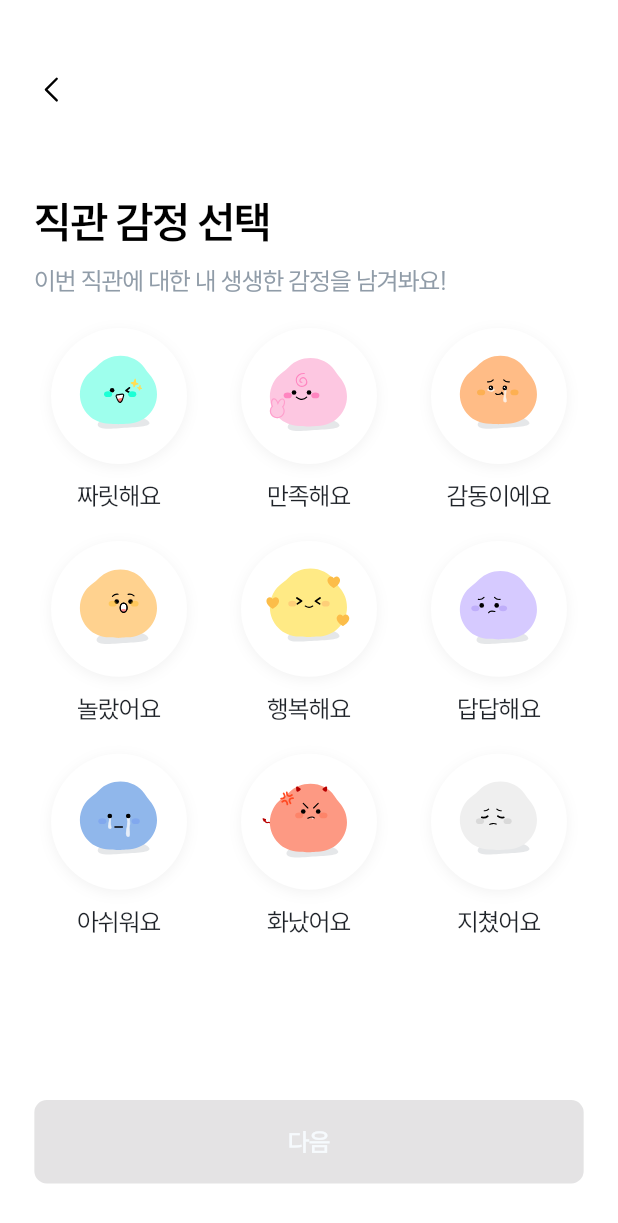
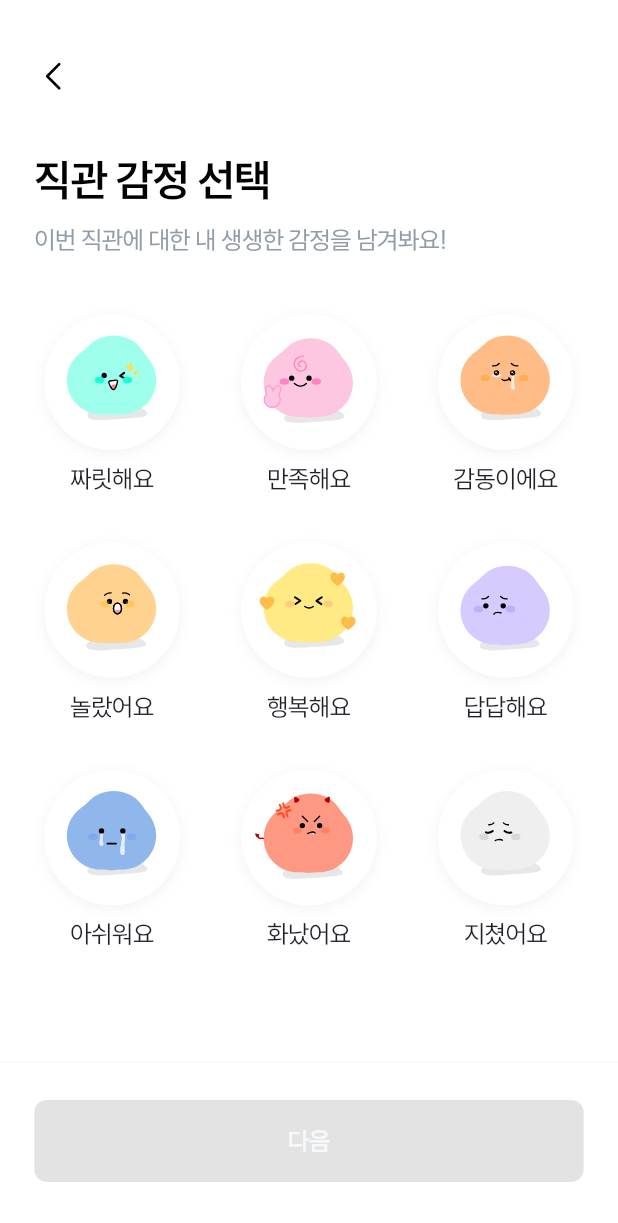
Before and after one commit to SeoHyeRyeong/OF9_frontend, a Flutter app: the EmotionSelectScreen screen opened directly with empty values, on a phone screen of 412 x 824 dp. Shown: the top 1223 px of the screen. Run offline on Flutter 3.47's test engine with Material 3 defaults, Android fonts, the phone set to English and light mode, and no system bars; our stand-ins replace camera, flutter_dotenv, flutter_screenutil, flutter_secure_storage, flutter_svg, image_picker and 2 more; missing offline and left inert: google_mlkit_text_recognition, kakao_flutter_sdk_user; accounts and stored records are empty; project files that could hold a hidden picture were left out.

Commit message:
chore: 이모지 뷰 오버플로우 및 column 기반 수정

```diff
--- a/lib/features/upload/emotion_select_screen.dart
+++ b/lib/features/upload/emotion_select_screen.dart
@@ -6,6 +6,7 @@ import 'package:frontend/theme/app_fonts.dart';
 import 'package:frontend/utils/fixed_text.dart';
 import 'package:frontend/theme/app_imgs.dart';
 import 'package:frontend/features/upload/detail_record_screen.dart';
+import 'package:frontend/features/upload/ticket_info_screen.dart';
 
 class EmotionSelectScreen extends StatefulWidget {
   final String gameId;
@@ -50,80 +51,71 @@ class _EmotionSelectScreenState extends State<EmotionSelectScreen> {
 
   @override
   Widget build(BuildContext context) {
-    final screenHeight = MediaQuery.of(context).size.height;
-    final statusBarHeight = MediaQuery.of(context).padding.top;
-    const baseScreenHeight = 800;
-
     return Scaffold(
       backgroundColor: Colors.white,
       body: SafeArea(
-        child: Stack(
+        child: Column(
+          crossAxisAlignment: CrossAxisAlignment.start,
           children: [
-            // 뒤로가기
-            Positioned(
-              top: (screenHeight * (46 / baseScreenHeight)),
-              left: 20.w,
+            // 🔙 뒤로가기
+            Padding(
+              padding: EdgeInsets.only(top: 36.h, left: 20.w),
               child: GestureDetector(
-                onTap: () => Navigator.pop(context),
+                onTap: () => Navigator.of(context).pop(),
                 child: SvgPicture.asset(
                   AppImages.backBlack,
-                  width: 24.h,
-                  height: 24.h,
+                  width: 24.w,
+                  height: 24.w,
                 ),
               ),
             ),
 
-            // 제목
-            Positioned(
-              top: (screenHeight * (130 / baseScreenHeight)),
-              left: 20.w,
+            SizedBox(height: 40.h),
+
+            // 🧾 제목
+            Padding(
+              padding: EdgeInsets.symmetric(horizontal: 20.w),
               child: FixedText(
                 '직관 감정 선택',
                 style: AppFonts.h1_b(context).copyWith(color: Colors.black),
               ),
             ),
 
-            // 설명
-            Positioned(
-              top: (screenHeight * (174 / baseScreenHeight)),
-              left: 20.w,
+            SizedBox(height: 17.h),
+
+            // 📄 설명
+            Padding(
+              padding: EdgeInsets.symmetric(horizontal: 20.w),
               child: FixedText(
                 '이번 직관에 대한 내 생생한 감정을 남겨봐요!',
-                style: AppFonts.b2_m(
-                  context,
-                ).copyWith(color: AppColors.gray300),
+                style: AppFonts.b2_m(context).copyWith(color: AppColors.gray300),
               ),
             ),
 
-            // 감정 이모지 그리드
-            Positioned(
-              top: (screenHeight * (212 / baseScreenHeight)),
-              left: 0,
-              right: 0,
-              bottom:
-                  (screenHeight * (88 / baseScreenHeight)) +
-                  (screenHeight * (24 / baseScreenHeight)),
+            SizedBox(height: 40.h),
+
+            // 😊 이모지 그리드
+            Expanded(
               child: Padding(
                 padding: EdgeInsets.symmetric(horizontal: 20.w),
                 child: GridView.builder(
                   itemCount: emotions.length,
+                  physics: const NeverScrollableScrollPhysics(),
                   gridDelegate: SliverGridDelegateWithFixedCrossAxisCount(
                     crossAxisCount: 3,
-                    crossAxisSpacing: 12.w,
-                    mainAxisSpacing: screenHeight * (16 / baseScreenHeight),
-                    childAspectRatio: 0.9,
+                    crossAxisSpacing: 24.w,
+                    mainAxisSpacing: 10.h,
+                    childAspectRatio: 88 / 120,
                   ),
                   itemBuilder: (context, index) {
                     final emotion = emotions[index];
-                    final isSelected =
-                        selectedEmotionCode == null ||
+                    final isSelected = selectedEmotionCode == null ||
                         selectedEmotionCode == emotion['code'];
 
                     return GestureDetector(
                       onTap: () {
                         setState(() {
-                          selectedEmotionCode =
-                              selectedEmotionCode == emotion['code']
+                          selectedEmotionCode = selectedEmotionCode == emotion['code']
                               ? null
                               : emotion['code'];
                         });
@@ -131,43 +123,36 @@ class _EmotionSelectScreenState extends State<EmotionSelectScreen> {
                       child: Opacity(
                         opacity: isSelected ? 1.0 : 0.5,
                         child: Column(
-                          mainAxisAlignment: MainAxisAlignment.center,
                           children: [
                             Container(
-                              width: 88.h,
+                              width: 88.w,
                               height: 88.h,
                               decoration: BoxDecoration(
                                 shape: BoxShape.circle,
                                 color: Colors.white,
-                                boxShadow:
-                                    isSelected
+                                boxShadow: isSelected
                                     ? [
                                   BoxShadow(
                                     color: const Color(0x0D000000),
                                     blurRadius: 7,
-                                            spreadRadius: 0,
                                     offset: const Offset(0, 2),
                                   ),
                                 ]
                                     : [],
                               ),
-                              child: Padding(
-                                padding: EdgeInsets.all(6.h),
                               child: SvgPicture.asset(
                                 emotion['image'],
-                                  width: 88.h,
+                                width: 88.w,
                                 height: 88.h,
                               ),
                             ),
-                            ),
-                            SizedBox(height: 8.h),
+                            SizedBox(height: 6.h),
                             FixedText(
                               emotion['label'],
                               style: AppFonts.b2_m_long(context).copyWith(
-                                color:
-                                    isSelected
+                                color: isSelected
                                     ? AppColors.gray800
-                                        : AppColors.trans700,
+                                    : AppColors.trans700.withOpacity(0.7),
                               ),
                             ),
                           ],
@@ -178,29 +163,27 @@ class _EmotionSelectScreenState extends State<EmotionSelectScreen> {
                 ),
               ),
             ),
-
-            // 다음 버튼
-            Positioned(
-              top: (screenHeight * (688 / baseScreenHeight)) - statusBarHeight,
-              left: 0,
-              right: 0,
+          ],
+        ),
+      ),
+      bottomNavigationBar: SafeArea(
+        top: false,
         child: Container(
+          width: double.infinity,
+          height: 88.h,
+          margin: EdgeInsets.only(bottom: 25.h),
+          padding: EdgeInsets.fromLTRB(20.w, 24.h, 20.w, 10.h),
+          decoration: BoxDecoration(
             color: Colors.white,
-                width: 360.w,
-                height: screenHeight * (88 / baseScreenHeight),
-                padding: EdgeInsets.only(
-                  top: screenHeight * (24 / baseScreenHeight),
-                  left: 20.w,
-                  right: 20.w,
-                  bottom: screenHeight * (10 / baseScreenHeight),
+            border: Border(
+              top: BorderSide(color: AppColors.gray20, width: 1),
             ),
-                child: Center(
+          ),
           child: SizedBox(
             width: 320.w,
-                    height: screenHeight * (54 / baseScreenHeight),
+            height: 54.h,
             child: ElevatedButton(
-                      onPressed:
-                          selectedEmotionCode != null
+              onPressed: selectedEmotionCode != null
                   ? () {
                 final requestBody = {
                   'userId': widget.userId,
@@ -210,14 +193,10 @@ class _EmotionSelectScreenState extends State<EmotionSelectScreen> {
                   'stadium': widget.stadium,
                 };
 
-                                // 로그 출력
-                                print('😊 1차 저장된 감정 선택 바디: ${requestBody}');
-
                 Navigator.push(
                   context,
                   MaterialPageRoute(
-                                    builder:
-                                        (_) => DetailRecordScreen(
+                    builder: (_) => DetailRecordScreen(
                       imagePath: widget.imagePath,
                       gameDate: widget.gameDate,
                       homeTeam: widget.homeTeam,
@@ -229,30 +208,24 @@ class _EmotionSelectScreenState extends State<EmotionSelectScreen> {
               }
                   : null,
               style: ElevatedButton.styleFrom(
-                        backgroundColor:
-                            selectedEmotionCode != null
+                backgroundColor: selectedEmotionCode != null
                     ? AppColors.gray700
                     : AppColors.gray200,
                 foregroundColor: Colors.white,
                 shape: RoundedRectangleBorder(
                   borderRadius: BorderRadius.circular(8.r),
                 ),
+                padding: EdgeInsets.symmetric(horizontal: 18.w),
                 elevation: 0,
               ),
               child: FixedText(
                 '다음',
-                        style: AppFonts.b2_b(
-                          context,
-                        ).copyWith(color: AppColors.gray20),
+                style: AppFonts.b2_b(context).copyWith(color: AppColors.gray20),
               ),
             ),
           ),
         ),
       ),
-            ),
-          ],
-        ),
-      ),
     );
   }
 }
--- a/lib/main.dart
+++ b/lib/main.dart
@@ -40,7 +40,7 @@ class MyApp extends StatelessWidget {
         Locale('ko', 'KR'), // 한국어
       ],
       locale: const Locale('ko', 'KR'),
-      home: const DetailRecordScreen(),//LoginScreen(),
+      home: const TicketOcrScreen(),//LoginScreen(),
     );
   }
 }
```
Lines whose indentation alone changed are shown as unchanged.
